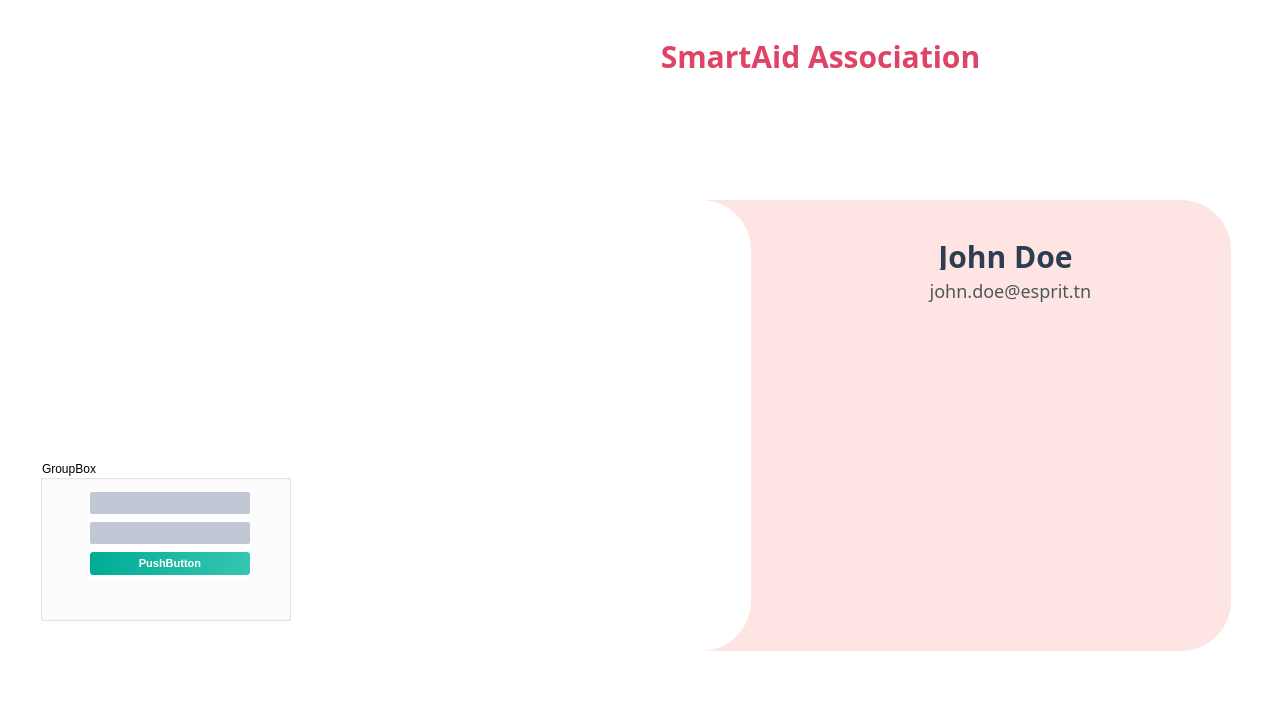
The window that mainwindow.ui (AlaBelgacem/SmartAid-2A1) describes before a commit, drawn with Qt 5.
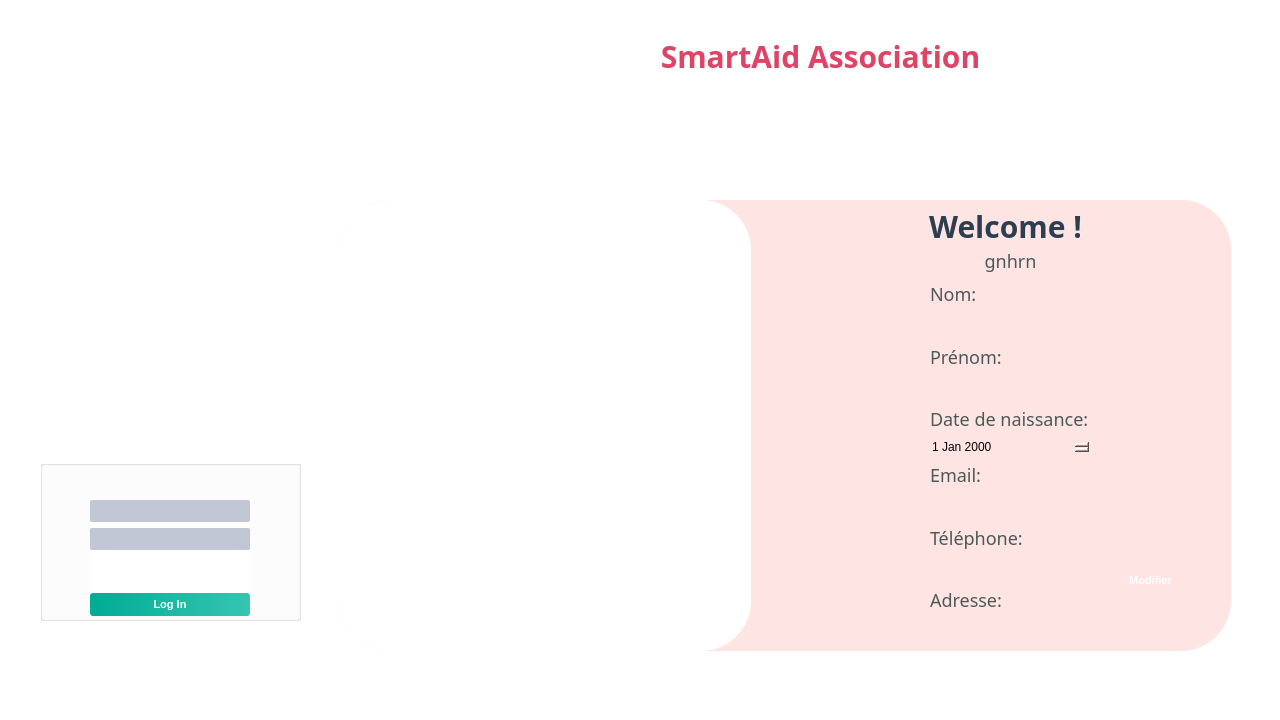
The same window after the commit. The open tabs and pages were chosen to show the change. Icons and pictures are not drawn.

Commit message:
log in / add user / show profil
ajouter user automatiquement
log in fonctionel
afficher profil de current user

```diff
--- a/mainwindow.ui
+++ b/mainwindow.ui
@@ -593,7 +593,7 @@
        <property name="geometry">
         <rect>
          <x>500</x>
-         <y>30</y>
+         <y>0</y>
          <width>331</width>
          <height>51</height>
         </rect>
@@ -605,7 +605,7 @@
 font-family : century gothic;</string>
        </property>
        <property name="text">
-        <string>John Doe</string>
+        <string>Welcome !</string>
        </property>
        <property name="alignment">
         <set>Qt::AlignCenter</set>
@@ -615,7 +615,7 @@
        <property name="geometry">
         <rect>
          <x>570</x>
-         <y>70</y>
+         <y>40</y>
          <width>201</width>
          <height>41</height>
         </rect>
@@ -626,12 +626,133 @@
 font-family : century gothic;</string>
        </property>
        <property name="text">
-        <string>john.doe@esprit.tn</string>
+        <string>gnhrn</string>
        </property>
        <property name="alignment">
         <set>Qt::AlignCenter</set>
        </property>
       </widget>
+      <widget class="QWidget" name="verticalLayoutWidget_3">
+       <property name="geometry">
+        <rect>
+         <x>590</x>
+         <y>80</y>
+         <width>160</width>
+         <height>362</height>
+        </rect>
+       </property>
+       <layout class="QVBoxLayout" name="verticalLayout_2">
+        <item>
+         <widget class="QLabel" name="label_11">
+          <property name="styleSheet">
+           <string notr="true">color: #4C5958;
+font-size:18px;
+font-family : century gothic;
+</string>
+          </property>
+          <property name="text">
+           <string>Nom:</string>
+          </property>
+         </widget>
+        </item>
+        <item>
+         <widget class="QLineEdit" name="profil_nom"/>
+        </item>
+        <item>
+         <widget class="QLabel" name="label_20">
+          <property name="styleSheet">
+           <string notr="true">color: #4C5958;
+font-size:18px;
+font-family : century gothic;
+</string>
+          </property>
+          <property name="text">
+           <string>Prénom:</string>
+          </property>
+         </widget>
+        </item>
+        <item>
+         <widget class="QLineEdit" name="profil_pre"/>
+        </item>
+        <item>
+         <widget class="QLabel" name="label_25">
+          <property name="styleSheet">
+           <string notr="true">color: #4C5958;
+font-size:18px;
+font-family : century gothic;
+</string>
+          </property>
+          <property name="text">
+           <string>Date de naissance:</string>
+          </property>
+         </widget>
+        </item>
+        <item>
+         <widget class="QDateEdit" name="profil_date"/>
+        </item>
+        <item>
+         <widget class="QLabel" name="label_21">
+          <property name="styleSheet">
+           <string notr="true">color: #4C5958;
+font-size:18px;
+font-family : century gothic;
+</string>
+          </property>
+          <property name="text">
+           <string>Email:</string>
+          </property>
+         </widget>
+        </item>
+        <item>
+         <widget class="QLineEdit" name="profil_em"/>
+        </item>
+        <item>
+         <widget class="QLabel" name="label_22">
+          <property name="styleSheet">
+           <string notr="true">color: #4C5958;
+font-size:18px;
+font-family : century gothic;
+</string>
+          </property>
+          <property name="text">
+           <string>Téléphone:</string>
+          </property>
+         </widget>
+        </item>
+        <item>
+         <widget class="QLineEdit" name="profil_tele"/>
+        </item>
+        <item>
+         <widget class="QLabel" name="label_23">
+          <property name="styleSheet">
+           <string notr="true">color: #4C5958;
+font-size:18px;
+font-family : century gothic;
+</string>
+          </property>
+          <property name="text">
+           <string>Adresse:</string>
+          </property>
+         </widget>
+        </item>
+        <item>
+         <widget class="QLineEdit" name="profil_ad"/>
+        </item>
+       </layout>
+      </widget>
+      <widget class="QPushButton" name="pushButton">
+       <property name="geometry">
+        <rect>
+         <x>770</x>
+         <y>370</y>
+         <width>81</width>
+         <height>21</height>
+        </rect>
+       </property>
+       <property name="text">
+        <string>Modifier</string>
+       </property>
+      </widget>
      </widget>
     </widget>
     <widget class="QWidget" name="page_2">
@@ -2045,20 +2166,20 @@
      <rect>
       <x>40</x>
       <y>460</y>
-      <width>251</width>
+      <width>261</width>
       <height>161</height>
      </rect>
     </property>
     <property name="title">
-     <string>GroupBox</string>
+     <string/>
     </property>
     <widget class="QWidget" name="verticalLayoutWidget_2">
      <property name="geometry">
       <rect>
        <x>50</x>
-       <y>30</y>
+       <y>40</y>
        <width>160</width>
-       <height>89</height>
+       <height>116</height>
       </rect>
      </property>
      <layout class="QVBoxLayout" name="verticalLayout_4">
@@ -2066,12 +2187,26 @@
        <widget class="QLineEdit" name="test1_3"/>
       </item>
       <item>
-       <widget class="QLineEdit" name="test2_3"/>
+       <widget class="QLineEdit" name="pass"/>
+      </item>
+      <item>
+       <widget class="QLabel" name="er_log">
+        <property name="styleSheet">
+         <string notr="true">QLabel{
+color: rgb(255, 0, 0);
+font-size:11px;
+font-family : century gothic;
+}</string>
+        </property>
+        <property name="text">
+         <string/>
+        </property>
+       </widget>
       </item>
       <item>
        <widget class="QPushButton" name="bo_3">
         <property name="text">
-         <string>PushButton</string>
+         <string>Log In</string>
         </property>
        </widget>
       </item>
```
Left out of the diff: 281 changed lines with no effect on the pictures. The commit also changes 10 other files.
